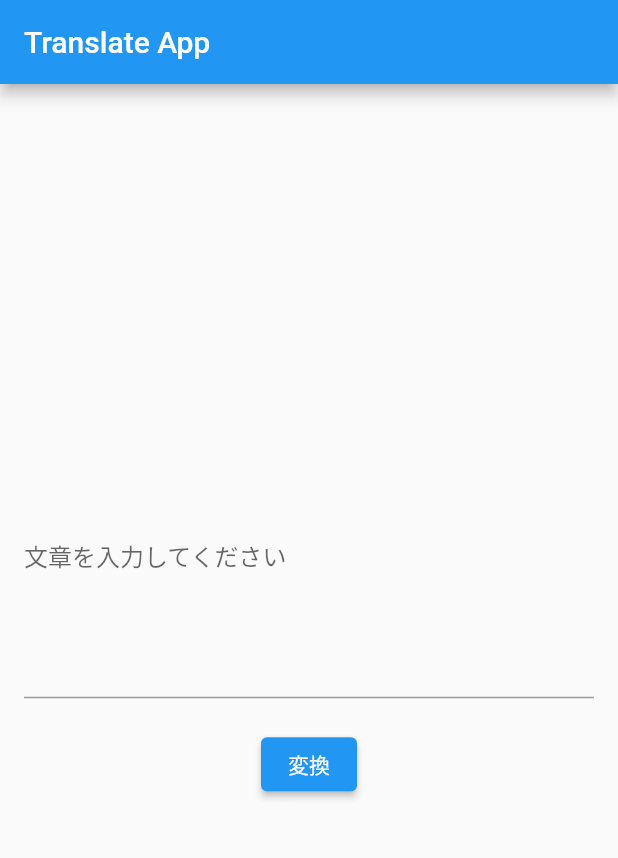
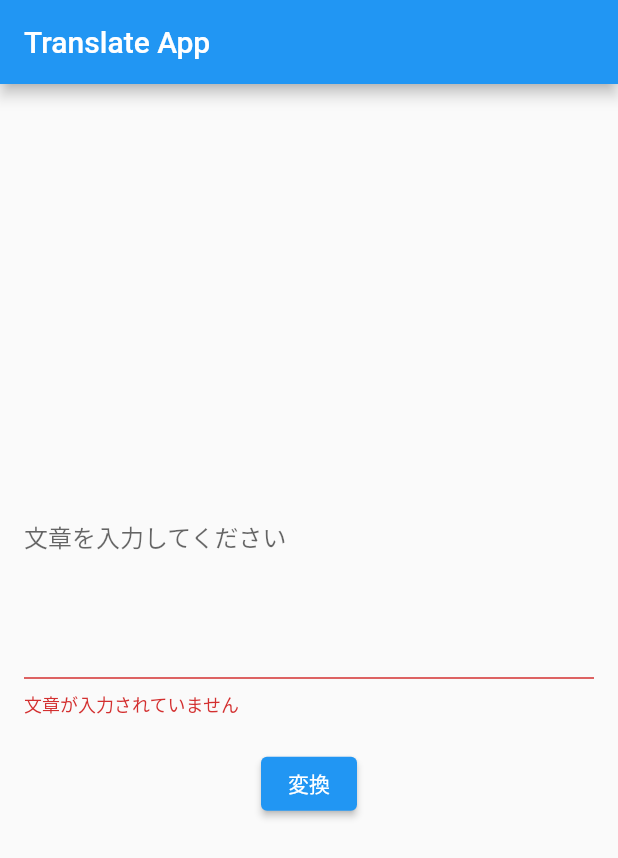
Before and after one commit to gakisan8273/study_flutter, a Flutter app: the screen it shows after launch, after a tap on "変換", on a phone screen of 412 x 824 dp. Shown: the top 858 px of the screen. Run offline on Flutter 3.47's test engine with Material 2 defaults, Android fonts, the phone set to English and light mode, and no system bars; our stand-ins replace flutter_riverpod, freezed_annotation.

Commit message:
65ページ

```diff
--- /dev/null
+++ b/build.yaml
@@ -0,0 +1,6 @@
+targets:
+  $default:
+    builders:
+      json_serializable:
+        options:
+          field_rename: snake
--- a/lib/main.dart
+++ b/lib/main.dart
@@ -1,10 +1,13 @@
-// Copyright 2018 The Flutter team. All rights reserved.
-// Use of this source code is governed by a BSD-style license that can be
-// found in the LICENSE file.
+import 'package:http/http.dart' as http;
+import 'dart:convert';
 import 'package:flutter/material.dart';
+import 'package:flutter_riverpod/flutter_riverpod.dart';
+import 'package:translate_app/model.dart';
 
 void main() {
-  runApp(const MyApp());
+  runApp(
+    const ProviderScope(child: MyApp()),
+  );
 }
 
 class MyApp extends StatelessWidget {
@@ -12,46 +15,187 @@ class MyApp extends StatelessWidget {
 
   @override
   Widget build(BuildContext context) {
-    return MaterialApp(
-      title: 'Translate app',
+    return const MaterialApp(
+      title: 'Translate App',
       home: HomePage(),
     );
   }
 }
 
-class HomePage extends StatefulWidget {
+class TranslateState {
+  const TranslateState({required this.isLoading, required this.result});
+  final bool isLoading;
+  final String? result;
+}
+
+class TranslateStateNotifier extends StateNotifier<TranslateState> {
+  TranslateStateNotifier()
+      : super(const TranslateState(isLoading: false, result: null));
+
+  Future<void> translate(String sentence) async {
+    state = const TranslateState(isLoading: true, result: null);
+    final url = Uri.parse('https://labs.goo.ne.jp/api/hiragana');
+    final headers = {'Content-Type': 'application/json'};
+    final body = json.encode({
+      // gooラボのWebサイトで取得したアプリケーションIDを<token>と置き換えてください
+      // https://labs.goo.ne.jp/apiusage/
+      'app_id':
+          '693ee9f7531df88b7129ec233e2b10bdadb1d92b912d422f7e74d6ab61ed37c0',
+      'sentence': sentence,
+      'output_type': 'hiragana',
+    });
+    final request = Request(
+      appId: '693ee9f7531df88b7129ec233e2b10bdadb1d92b912d422f7e74d6ab61ed37c0',
+      sentence: sentence,
+      outputType: 'hiragana',
+    );
+    final response = await http.post(
+      url,
+      headers: headers,
+      body: json.encode(request.toJson()),
+    );
+    final responseJson = json.decode(response.body) as Map<String, dynamic>;
+    state = TranslateState(isLoading: false, result: responseJson['converted']);
+  }
+
+  void reset() {
+    state = const TranslateState(isLoading: false, result: null);
+  }
+}
+
+final translateStateProvider =
+    StateNotifierProvider<TranslateStateNotifier, TranslateState>((ref) {
+  return TranslateStateNotifier();
+});
+
+class HomePage extends ConsumerWidget {
   const HomePage({super.key});
 
   @override
-  State<StatefulWidget> createState() => _HomePageState();
-}
-
-class _HomePageState extends State<HomePage> {
-  @override
-  Widget build(BuildContext context) {
+  Widget build(BuildContext context, WidgetRef ref) {
     return Scaffold(
       appBar: AppBar(
         title: const Text('Translate App'),
       ),
-      body: Column(
-        // 縦方向の位置
+      body: _body(ref),
+    );
+  }
+
+  Widget _body(WidgetRef ref) {
+    final TranslateState state = ref.watch(translateStateProvider);
+    final TranslateStateNotifier stateNotifier =
+        ref.watch(translateStateProvider.notifier);
+    final String? result = state.result;
+
+    if (result != null) {
+      return _Result(
+        sentence: result,
+        onTapBack: stateNotifier.reset,
+      );
+    } else if (state.isLoading) {
+      return const _Loading();
+    } else {
+      return _InputForm(onSubmit: stateNotifier.translate);
+    }
+  }
+}
+
+class _InputForm extends StatefulWidget {
+  const _InputForm({super.key, required this.onSubmit});
+
+  final Function(String) onSubmit;
+  @override
+  State<StatefulWidget> createState() => _InputFormState();
+}
+
+class _InputFormState extends State<_InputForm> {
+  final _formKey = GlobalKey<FormState>();
+  final _textEditController = TextEditingController();
+
+  @override
+  Widget build(BuildContext context) {
+    return Form(
+      key: _formKey,
+      child: Column(
         mainAxisAlignment: MainAxisAlignment.center,
         children: [
-          const Padding(
-            padding: EdgeInsets.symmetric(horizontal: 16),
-            child: TextField(
+          Padding(
+            padding: const EdgeInsets.symmetric(horizontal: 16),
+            child: TextFormField(
+              controller: _textEditController,
               maxLines: 5,
-              decoration: InputDecoration(
+              decoration: const InputDecoration(
                 hintText: '文章を入力してください',
               ),
+              validator: (value) {
+                if (value == null || value.isEmpty) {
+                  return '文章が入力されていません';
+                }
+                return null;
+              },
             ),
           ),
+          const SizedBox(height: 20),
+          ElevatedButton(
+            onPressed: () {
+              final formState = _formKey.currentState!;
+              if (!formState.validate()) {
+                return;
+              }
 
-          // 余白を作るbox
-          const SizedBox(height: 20),
-          ElevatedButton(onPressed: () {}, child: const Text('変換')),
+              widget.onSubmit(_textEditController.text);
+            },
+            child: const Text(
+              '変換',
+            ),
+          ),
         ],
       ),
     );
   }
 }
+
+class _Loading extends StatelessWidget {
+  const _Loading({super.key});
+
+  @override
+  Widget build(BuildContext context) {
+    return const Center(
+      child: CircularProgressIndicator(),
+    );
+  }
+}
+
+class _Result extends StatelessWidget {
+  const _Result({
+    super.key,
+    required this.sentence,
+    required this.onTapBack,
+  });
+
+  final String sentence;
+  final void Function() onTapBack;
+
+  @override
+  Widget build(BuildContext context) {
+    return Container(
+      constraints: const BoxConstraints.expand(),
+      child: Column(
+        mainAxisAlignment: MainAxisAlignment.center,
+        children: [
+          Padding(
+            padding: const EdgeInsets.symmetric(horizontal: 16),
+            child: Text(sentence),
+          ),
+          const SizedBox(height: 20),
+          ElevatedButton(
+            onPressed: onTapBack,
+            child: const Text(
+              '再入力',
+            ),
+          ),
+        ],
+      ),
+    );
+  }
+}
--- /dev/null
+++ b/lib/model.dart
@@ -0,0 +1,16 @@
+import 'package:freezed_annotation/freezed_annotation.dart';
+
+part 'model.freezed.dart';
+part 'model.g.dart';
+
+@freezed
+class Request with _$Request {
+  const factory Request({
+    required String appId,
+    required String sentence,
+    required String outputType,
+  }) = _Request;
+
+  factory Request.fromJson(Map<String, dynamic> json) =>
+      _$RequestFromJson(json);
+}
```
Also changed, not shown: pubspec.yaml (+9 -76 lines), lib/model.freezed.dart (added), lib/model.g.dart (added), pubspec.lock.
